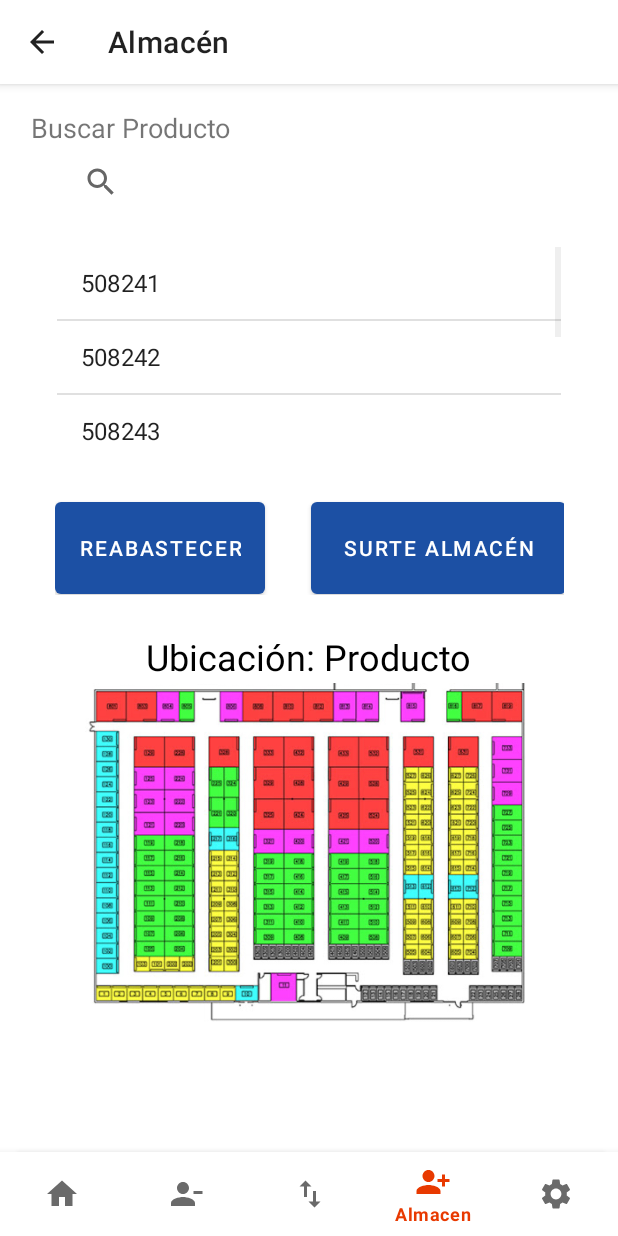
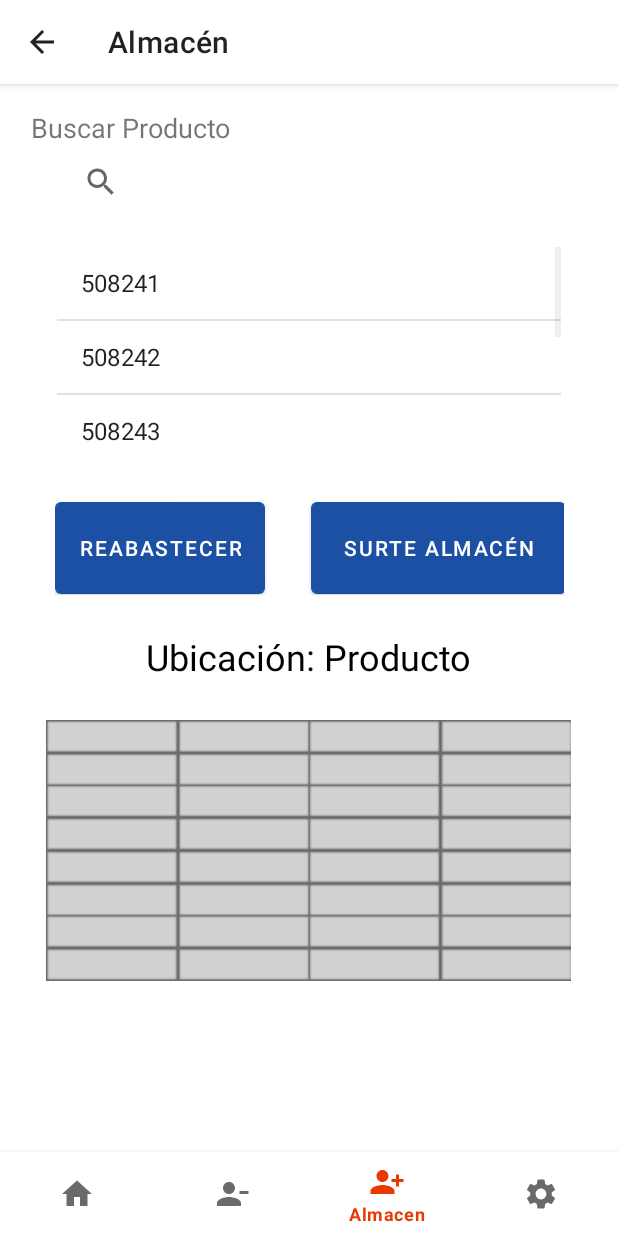
Before and after one commit to edoomm/sistema-picking-app, an Android app: the PickUp screen opened directly, with no data from a screen before it, on a phone screen of 412 x 824 dp. Run offline under Robolectric (Android 15) with nearby library versions, the phone set to English and light mode, and no system bars; libraries missing offline, so code that uses them is left out: com.google.zxing.integration; 1 statement that could not run was skipped.

Commit message:
correciones de layout

```diff
--- a/app/src/main/java/com/example/pickingapp/PickUp.java
+++ b/app/src/main/java/com/example/pickingapp/PickUp.java
@@ -54,10 +54,6 @@ public class PickUp extends AppCompatActivity {
                             selectedFragment = new PickUpFragment();
                             getSupportActionBar().setTitle("Pick Up");
                             break;
-                        case R.id.nav_cambio:
-                            // TODO: Popup - Y cambiar a la modalidad surte almacen
-                            Toast.makeText(getApplicationContext(), "Aca debe ir un popup explicando el surte almacen y cambiando a esa modalidad", Toast.LENGTH_SHORT).show();
-                            return false;
                         case R.id.nav_almacen:
                             selectedFragment = new AlmacenFragment();
                             getSupportActionBar().setTitle("Almacén");
--- a/app/src/main/res/drawable/ic_baseline_swap_vert_24.xml
+++ /dev/null
@@ -1,10 +0,0 @@
-<vector xmlns:android="http://schemas.android.com/apk/res/android"
-    android:width="24dp"
-    android:height="24dp"
-    android:viewportWidth="24"
-    android:viewportHeight="24"
-    android:tint="?attr/colorControlNormal">
-  <path
-      android:fillColor="@android:color/white"
-      android:pathData="M16,17.01V10h-2v7.01h-3L15,21l4,-3.99h-3zM9,3L5,6.99h3V14h2V6.99h3L9,3z"/>
-</vector>
--- a/app/src/main/res/layout/fragment_almacen.xml
+++ b/app/src/main/res/layout/fragment_almacen.xml
@@ -20,18 +20,6 @@
         app:layout_constraintVertical_bias="0.0">
 
     </ListView>
-
-    <ImageView
-        android:id="@+id/imageView2"
-        android:layout_width="305dp"
-        android:layout_height="226dp"
-        app:layout_constraintBottom_toBottomOf="parent"
-        app:layout_constraintEnd_toEndOf="parent"
-        app:layout_constraintHorizontal_bias="0.5"
-        app:layout_constraintStart_toStartOf="parent"
-        app:layout_constraintTop_toBottomOf="@+id/textView"
-        app:layout_constraintVertical_bias="0.01"
-        app:srcCompat="@drawable/storage_map" />
 
     <TextView
         android:id="@+id/textView9"
@@ -68,19 +56,7 @@
         app:layout_constraintHorizontal_bias="0.571"
         app:layout_constraintStart_toStartOf="parent"
         app:layout_constraintTop_toTopOf="parent"
-        app:layout_constraintVertical_bias="1.0">
-
-        <com.google.android.material.bottomnavigation.BottomNavigationView
-            android:layout_width="389dp"
-            android:layout_height="52dp"
-            app:layout_constraintBottom_toBottomOf="parent"
-            app:layout_constraintEnd_toEndOf="parent"
-            app:layout_constraintStart_toStartOf="parent"
-            app:layout_constraintTop_toTopOf="parent">
-
-        </com.google.android.material.bottomnavigation.BottomNavigationView>
-
-    </androidx.constraintlayout.widget.ConstraintLayout>
+        app:layout_constraintVertical_bias="1.0"/>
 
     <LinearLayout
         android:id="@+id/linearLayout2"
@@ -119,4 +95,16 @@
         app:layout_constraintTop_toBottomOf="@+id/textView9"
         app:layout_constraintVertical_bias="0.0" />
 
+    <ImageView
+        android:id="@+id/imageView"
+        android:layout_width="wrap_content"
+        android:layout_height="wrap_content"
+        app:layout_constraintBottom_toBottomOf="parent"
+        app:layout_constraintEnd_toEndOf="parent"
+        app:layout_constraintHorizontal_bias="0.491"
+        app:layout_constraintStart_toStartOf="parent"
+        app:layout_constraintTop_toBottomOf="@+id/textView"
+        app:layout_constraintVertical_bias="0.134"
+        app:srcCompat="@drawable/planograma" />
+
 </androidx.constraintlayout.widget.ConstraintLayout>
--- a/app/src/main/res/menu/bottom_navigation_help.xml
+++ b/app/src/main/res/menu/bottom_navigation_help.xml
@@ -10,10 +10,6 @@
         android:icon="@drawable/ic_baseline_person_remove_24"
         android:title="Pick Up"/>
     <item
-        android:id="@+id/nav_cambio"
-        android:icon="@drawable/ic_baseline_swap_vert_24"
-        android:title="Cambiar"/>
-    <item
         android:id="@+id/nav_almacen"
         android:icon="@drawable/ic_baseline_person_add_alt_1_24"
         android:title="Almacen"/>
--- a/app/src/main/res/menu/bottom_navigation_pickup.xml
+++ b/app/src/main/res/menu/bottom_navigation_pickup.xml
@@ -10,10 +10,6 @@
         android:icon="@drawable/ic_baseline_person_remove_24"
         android:title="Pick Up"/>
     <item
-        android:id="@+id/nav_cambio"
-        android:icon="@drawable/ic_baseline_swap_vert_24"
-        android:title="Cambiar"/>
-    <item
         android:id="@+id/nav_almacen"
         android:icon="@drawable/ic_baseline_person_add_alt_1_24"
         android:title="Almacen"/>
```
Also changed, not shown: app/src/main/java/com/example/pickingapp/Escaneo.java (+0 -39 lines), app/src/main/res/layout/activity_escaneo.xml (+2 -10 lines).
